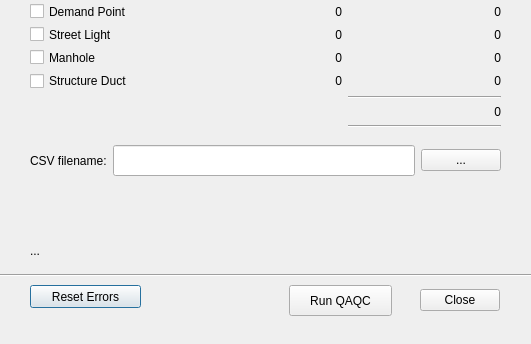
The window that lv_pre_validation_dialog_base.ui (manjacat/lv_pre_validation) describes before a commit, drawn with Qt 5; both pictures show x 0 to 531 and y 255 to 599 of the 531 by 599 pixel window.
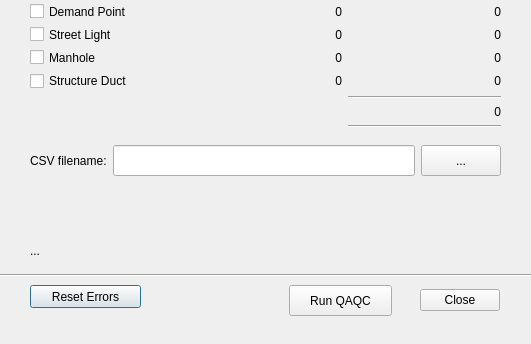
The same window after the commit.

Commit message:
Changed Vertical Policy to Minimum Expanding
tried changing vertical Policy to Minimum Expanding

Patch:
```diff
--- a/lv_pre_validation_dialog_base.ui
+++ b/lv_pre_validation_dialog_base.ui
@@ -787,6 +787,12 @@
      <height>31</height>
     </rect>
    </property>
+   <property name="sizePolicy">
+    <sizepolicy hsizetype="Preferred" vsizetype="MinimumExpanding">
+     <horstretch>0</horstretch>
+     <verstretch>0</verstretch>
+    </sizepolicy>
+   </property>
    <layout class="QHBoxLayout" name="horizontalLayout_2">
     <item>
      <widget class="QLabel" name="label_csv">
@@ -807,6 +813,12 @@
     </item>
     <item>
      <widget class="QPushButton" name="pushButton_csv">
+      <property name="sizePolicy">
+       <sizepolicy hsizetype="Minimum" vsizetype="MinimumExpanding">
+        <horstretch>0</horstretch>
+        <verstretch>0</verstretch>
+       </sizepolicy>
+      </property>
       <property name="text">
        <string>...</string>
       </property>
```
Left out of the diff: 118 changed lines with no effect on the pictures.
